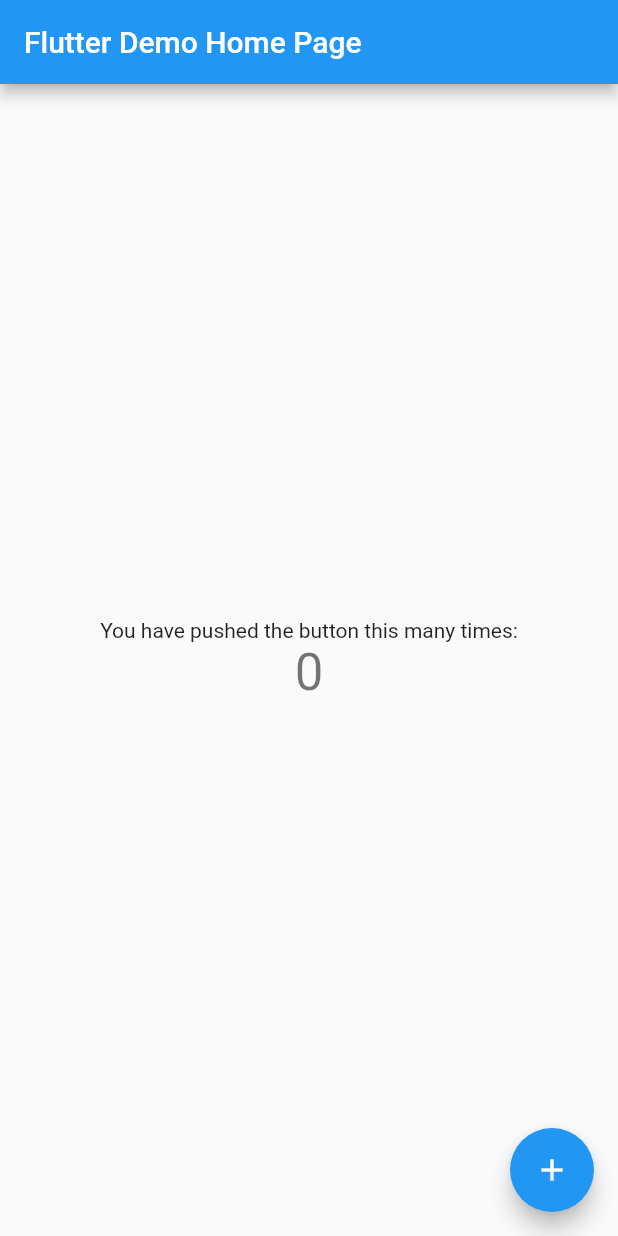
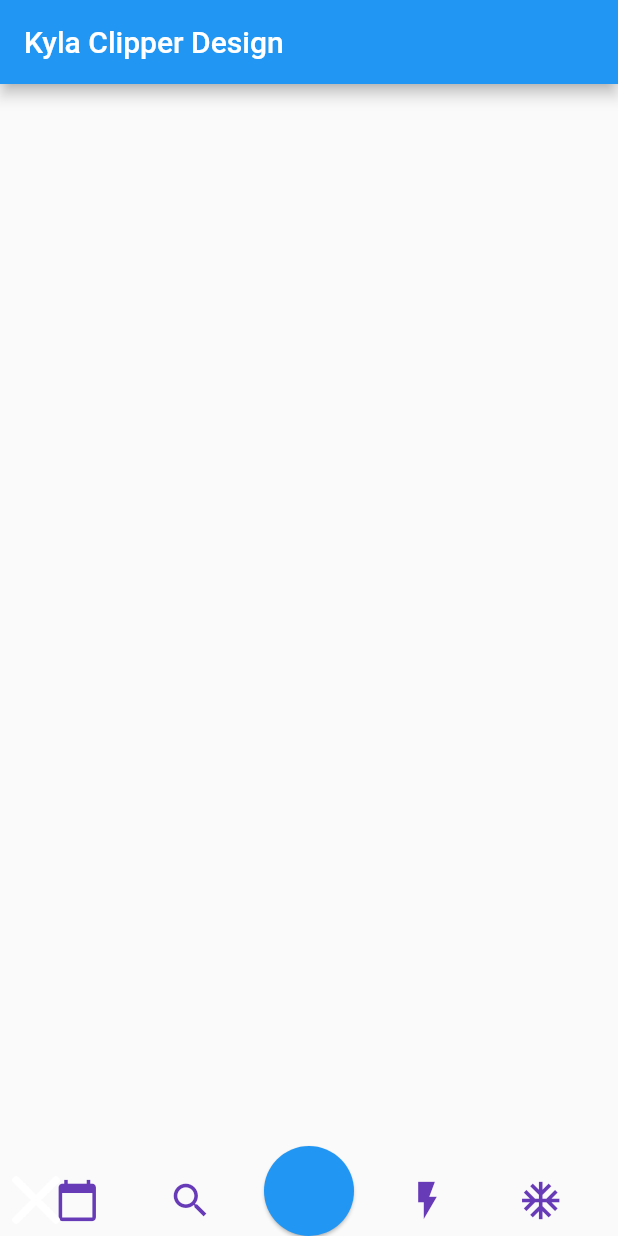
Before and after one commit to hiloliddinj/flutter_custom_menu, a Flutter app: the screen it shows after launch, on a phone screen of 412 x 824 dp. Run offline on Flutter 3.47's test engine with Material 2 defaults, Android fonts, the phone set to English and light mode, and no system bars.

Commit message:
simple anime working

```diff
--- /dev/null
+++ b/lib/constants/icon_cons.dart
@@ -0,0 +1,3 @@
+class IconConst {
+  static String cancel = "assets/cancel.png";
+}
--- a/lib/main.dart
+++ b/lib/main.dart
@@ -1,4 +1,5 @@
 import 'package:flutter/material.dart';
+import 'package:flutter_custom_menu/screens/home/home_screen.dart';
 
 void main() {
   runApp(const MyApp());
@@ -6,110 +7,15 @@ void main() {
 
 class MyApp extends StatelessWidget {
   const MyApp({super.key});
-
-  // This widget is the root of your application.
   @override
   Widget build(BuildContext context) {
     return MaterialApp(
       title: 'Flutter Demo',
       theme: ThemeData(
-        // This is the theme of your application.
-        //
-        // Try running your application with "flutter run". You'll see the
-        // application has a blue toolbar. Then, without quitting the app, try
-        // changing the primarySwatch below to Colors.green and then invoke
-        // "hot reload" (press "r" in the console where you ran "flutter run",
-        // or simply save your changes to "hot reload" in a Flutter IDE).
-        // Notice that the counter didn't reset back to zero; the application
-        // is not restarted.
         primarySwatch: Colors.blue,
       ),
-      home: const MyHomePage(title: 'Flutter Demo Home Page'),
+      //home: const MyWaveClipper(),
+      home: const HomeScreen(),
     );
   }
 }
-
-class MyHomePage extends StatefulWidget {
-  const MyHomePage({super.key, required this.title});
-
-  // This widget is the home page of your application. It is stateful, meaning
-  // that it has a State object (defined below) that contains fields that affect
-  // how it looks.
-
-  // This class is the configuration for the state. It holds the values (in this
-  // case the title) provided by the parent (in this case the App widget) and
-  // used by the build method of the State. Fields in a Widget subclass are
-  // always marked "final".
-
-  final String title;
-
-  @override
-  State<MyHomePage> createState() => _MyHomePageState();
-}
-
-class _MyHomePageState extends State<MyHomePage> {
-  int _counter = 0;
-
-  void _incrementCounter() {
-    setState(() {
-      // This call to setState tells the Flutter framework that something has
-      // changed in this State, which causes it to rerun the build method below
-      // so that the display can reflect the updated values. If we changed
-      // _counter without calling setState(), then the build method would not be
-      // called again, and so nothing would appear to happen.
-      _counter++;
-    });
-  }
-
-  @override
-  Widget build(BuildContext context) {
-    // This method is rerun every time setState is called, for instance as done
-    // by the _incrementCounter method above.
-    //
-    // The Flutter framework has been optimized to make rerunning build methods
-    // fast, so that you can just rebuild anything that needs updating rather
-    // than having to individually change instances of widgets.
-    return Scaffold(
-      appBar: AppBar(
-        // Here we take the value from the MyHomePage object that was created by
-        // the App.build method, and use it to set our appbar title.
-        title: Text(widget.title),
-      ),
-      body: Center(
-        // Center is a layout widget. It takes a single child and positions it
-        // in the middle of the parent.
-        child: Column(
-          // Column is also a layout widget. It takes a list of children and
-          // arranges them vertically. By default, it sizes itself to fit its
-          // children horizontally, and tries to be as tall as its parent.
-          //
-          // Invoke "debug painting" (press "p" in the console, choose the
-          // "Toggle Debug Paint" action from the Flutter Inspector in Android
-          // Studio, or the "Toggle Debug Paint" command in Visual Studio Code)
-          // to see the wireframe for each widget.
-          //
-          // Column has various properties to control how it sizes itself and
-          // how it positions its children. Here we use mainAxisAlignment to
-          // center the children vertically; the main axis here is the vertical
-          // axis because Columns are vertical (the cross axis would be
-          // horizontal).
-          mainAxisAlignment: MainAxisAlignment.center,
-          children: <Widget>[
-            const Text(
-              'You have pushed the button this many times:',
-            ),
-            Text(
-              '$_counter',
-              style: Theme.of(context).textTheme.headlineMedium,
-            ),
-          ],
-        ),
-      ),
-      floatingActionButton: FloatingActionButton(
-        onPressed: _incrementCounter,
-        tooltip: 'Increment',
-        child: const Icon(Icons.add),
-      ), // This trailing comma makes auto-formatting nicer for build methods.
-    );
-  }
-}
--- /dev/null
+++ b/lib/screens/home/custom_clippers/lift_up_clipper.dart
@@ -0,0 +1,27 @@
+
+import 'package:flutter/material.dart';
+
+class LiftUpClipper extends CustomClipper<Path> {
+
+  final double controlX;
+
+  LiftUpClipper({required this.controlX});
+
+  @override
+  Path getClip(Size size) {
+    var path = Path();
+    path.lineTo(0, size.height);
+    var controlPint = Offset(size.width - 100 + controlX * 1.3, size.height);
+    var endPoint = Offset(size.width - controlX * 30 / 300, 0);
+    path.quadraticBezierTo(
+        controlPint.dx, controlPint.dy, endPoint.dx, endPoint.dy);
+    path.lineTo(size.width, 0);
+    return path;
+  }
+
+  @override
+  bool shouldReclip(covariant CustomClipper<Path> oldClipper) {
+    return oldClipper != this;
+  }
+
+}
--- /dev/null
+++ b/lib/screens/home/home_screen.dart
@@ -0,0 +1,181 @@
+import 'dart:math' as math;
+
+import 'package:flutter/material.dart';
+import 'package:flutter_custom_menu/constants/icon_cons.dart';
+
+import 'custom_clippers/lift_up_clipper.dart';
+import 'widgets/BBIconButton.dart';
+
+class HomeScreen extends StatefulWidget {
+  const HomeScreen({Key? key}) : super(key: key);
+
+  @override
+  State<HomeScreen> createState() => _HomeScreenState();
+}
+
+class _HomeScreenState extends State<HomeScreen> {
+  double value = 0;
+
+  Color _blueColor = Colors.blue.shade400.withOpacity(0);
+  double iconsSpacer = 0;
+
+  @override
+  void didChangeDependencies() {
+    super.didChangeDependencies();
+    iconsSpacer = MediaQuery.of(context).size.width / 15;
+  }
+
+  @override
+  Widget build(BuildContext context) {
+    final availableHeight = MediaQuery.of(context).size.height -
+        AppBar().preferredSize.height -
+        MediaQuery.of(context).padding.top -
+        80 -
+        (value * 200 / 100).round().toDouble();
+
+    return Scaffold(
+      appBar: AppBar(
+        title: const Text('Kyla Clipper Design'),
+        backgroundColor: Colors.blue,
+      ),
+      body: Stack(
+        children: [
+          SafeArea(
+            child: Align(
+              alignment: Alignment.bottomCenter,
+              child: Row(
+                mainAxisAlignment: MainAxisAlignment.spaceBetween,
+                children: [
+                  Row(
+                    children: [
+                      SizedBox(
+                        width: iconsSpacer,
+                      ),
+                      BBIconButton(
+                        onPressed: () {},
+                        icon: Icons.calendar_today,
+                      ),
+                      SizedBox(
+                        width: iconsSpacer,
+                      ),
+                      BBIconButton(
+                        onPressed: () {},
+                        icon: Icons.search,
+                      ),
+                    ],
+                  ),
+                  Row(
+                    children: [
+                      BBIconButton(
+                        onPressed: () {},
+                        icon: Icons.flash_on_sharp,
+                      ),
+                      SizedBox(
+                        width: iconsSpacer,
+                      ),
+                      BBIconButton(
+                        onPressed: () {},
+                        icon: Icons.ac_unit,
+                      ),
+                      SizedBox(
+                        width: iconsSpacer,
+                      ),
+                    ],
+                  )
+                ],
+              ),
+            ),
+          ),
+          Column(
+            mainAxisAlignment: MainAxisAlignment.end,
+            children: [
+              Container(
+                height: availableHeight,
+                color: _blueColor,
+              ),
+              Align(
+                alignment: Alignment.bottomCenter,
+                child: Row(
+                  mainAxisAlignment: MainAxisAlignment.spaceBetween,
+                  children: [
+                    _customClip(),
+                    Transform(
+                      alignment: Alignment.center,
+                      transform: Matrix4.rotationY(math.pi),
+                      child: _customClip(),
+                    ),
+                  ],
+                ),
+              ),
+            ],
+          ),
+          SafeArea(
+            child: Align(
+              alignment: Alignment.bottomCenter,
+              child: SizedBox(
+                height: 270,
+                child: RotatedBox(
+                  quarterTurns: -1,
+                  child: SliderTheme(
+                    data: SliderTheme.of(context).copyWith(
+                      activeTrackColor: Colors.black.withOpacity(0),
+                      inactiveTrackColor: Colors.black.withOpacity(0),
+                      trackShape: const RectangularSliderTrackShape(),
+                      trackHeight: 4.0,
+                      thumbColor: Colors.blue,
+                      thumbShape:
+                          const RoundSliderThumbShape(enabledThumbRadius: 30.0),
+                      overlayColor: Colors.black.withOpacity(0),
+                      //overlayShape: const RoundSliderOverlayShape(overlayRadius: 28.0),
+                    ),
+                    child: Slider(
+                      value: value,
+                      onChanged: (newValue) {
+                        setState(() {
+                          debugPrint(
+                              "Value: ${value.toString()}, newValue: $newValue");
+                          value = newValue;
+                          _blueColor =
+                              Colors.blue.shade400.withOpacity(value / 100);
+                        });
+                      },
+                      min: 0,
+                      max: 100,
+                    ),
+                  ),
+                ),
+              ),
+            ),
+          ),
+          SafeArea(
+            child: Column(
+              crossAxisAlignment: CrossAxisAlignment.center,
+              mainAxisAlignment: MainAxisAlignment.end,
+              children: [
+                IconButton(
+                  onPressed: () {},
+                  icon: Image(
+                    image: AssetImage(
+                      IconConst.cancel,
+                    ),
+                  ),
+                ),
+              ],
+            ),
+          ),
+        ],
+      ),
+    );
+  }
+
+  Widget _customClip() {
+    return ClipPath(
+      clipper: LiftUpClipper(controlX: value),
+      child: Container(
+        height: 80 + (value * 200 / 100).round().toDouble(),
+        width: MediaQuery.of(context).size.width / 2 - 15,
+        color: _blueColor,
+      ),
+    );
+  }
+}
--- /dev/null
+++ b/lib/screens/home/widgets/BBIconButton.dart
@@ -0,0 +1,24 @@
+import 'package:flutter/material.dart';
+
+class BBIconButton extends StatelessWidget {
+  const BBIconButton({
+    Key? key,
+    required this.onPressed,
+    required this.icon,
+  }) : super(key: key);
+
+  final void Function()? onPressed;
+  final IconData icon;
+
+  @override
+  Widget build(BuildContext context) {
+    return IconButton(
+      onPressed: onPressed,
+      icon: Icon(
+        icon,
+        color: Colors.deepPurple,
+        size: 30,
+      ),
+    );
+  }
+}
```
Also changed, not shown: pubspec.yaml (+5 -70 lines), assets/cancel.png (added).
